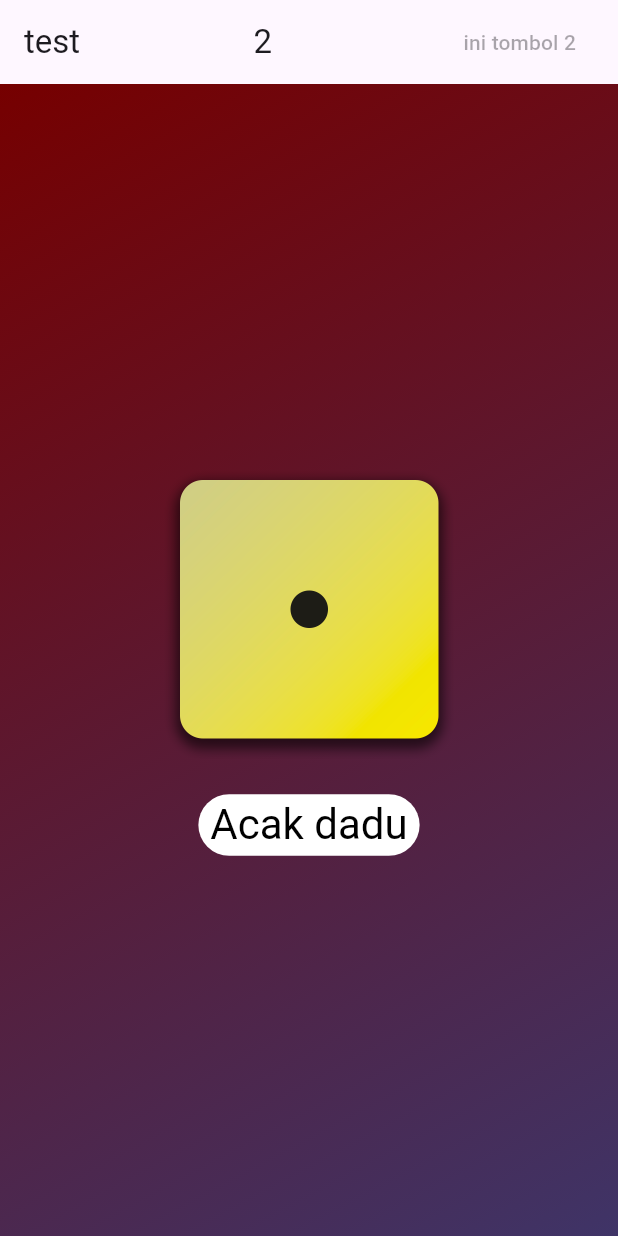
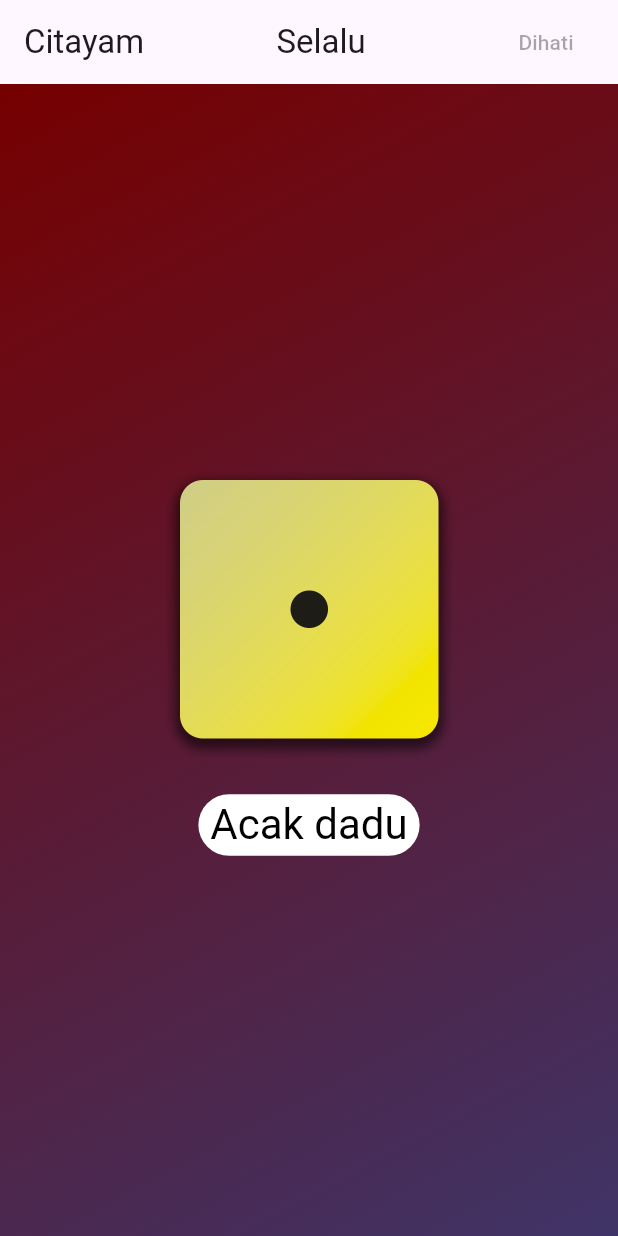
Before and after one commit to wramadhan/Flutter-iseng, a Flutter app: the screen it shows after launch, on a phone screen of 412 x 824 dp. Run offline on Flutter 3.47's test engine with Material 3 defaults, Android fonts, the phone set to English and light mode, and no system bars.

Commit message:
change : title

```diff
--- a/lib/main.dart
+++ b/lib/main.dart
@@ -16,9 +16,9 @@ void main() {
               title: const Row(
             mainAxisAlignment: MainAxisAlignment.spaceBetween,
             children: [
-              Text('test'),
-              Text('2'),
-              TextButton(onPressed: null, child: Text('ini tombol 2'))
+              Text('Citayam'),
+              Text('Selalu'),
+              TextButton(onPressed: null, child: Text('Dihati'))
             ],
           )),
           body: GradientContainer.purple(
```
